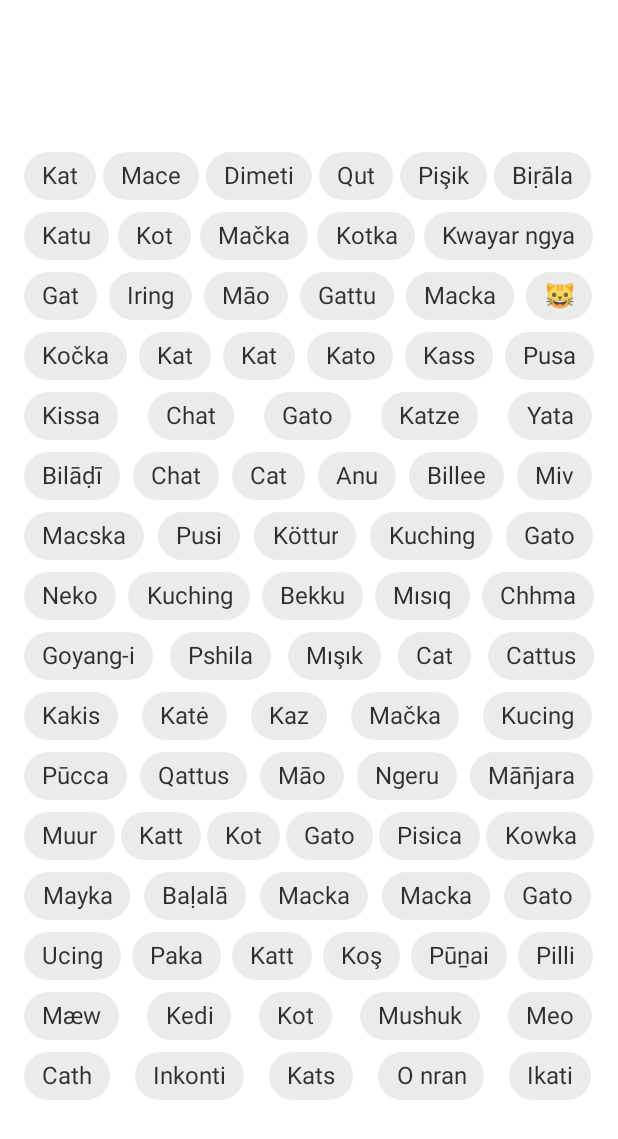
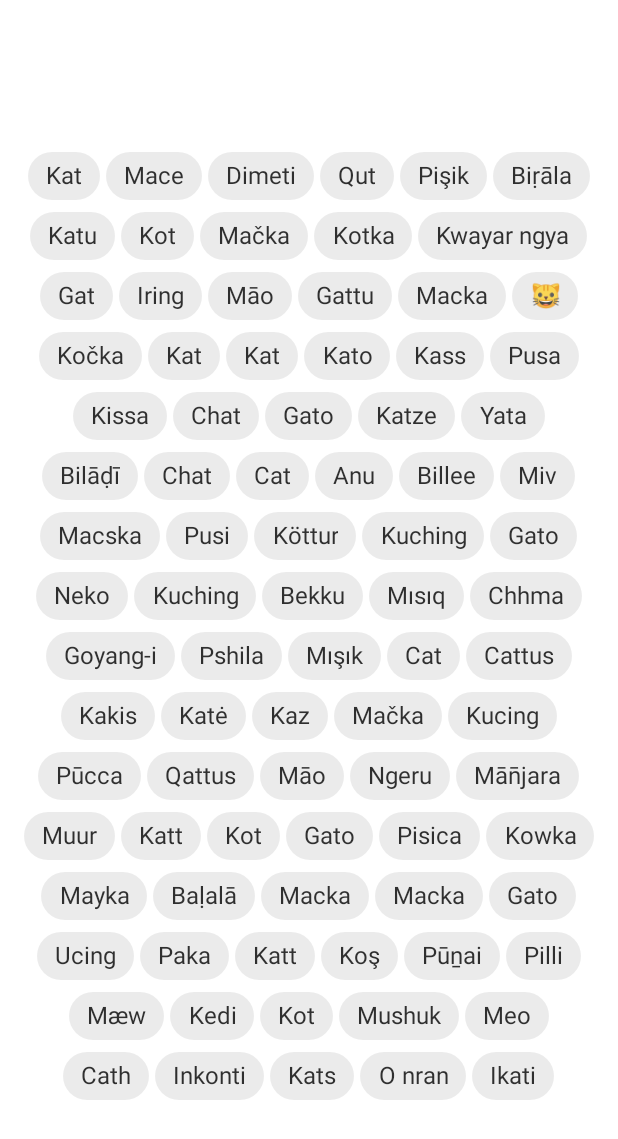
Before and after one commit to st235/FlowLayout, an Android app: the screen it shows after launch (MainActivity), on a phone screen of 412 x 824 dp. Shown: the top 1139 px of the screen. Run offline under Robolectric (Android 15) with nearby library versions, the phone set to English and light mode, and no system bars.

```diff
--- a/app/src/main/res/layout/activity_main.xml
+++ b/app/src/main/res/layout/activity_main.xml
@@ -19,6 +19,6 @@
         app:layout_constraintLeft_toLeftOf="parent"
         app:layout_constraintRight_toRightOf="parent"
         app:layout_constraintTop_toTopOf="parent"
-        app:fl_gravity="justify" />
+        app:fl_gravity="center" />
 
 </androidx.constraintlayout.widget.ConstraintLayout>
--- a/flow-layout/build.gradle
+++ b/flow-layout/build.gradle
@@ -1,5 +1,7 @@
 apply plugin: 'com.android.library'
 apply plugin: 'kotlin-android'
+apply from: './install.gradle'
+apply from: './publish.gradle'
 
 android {
     compileSdkVersion 30
```
